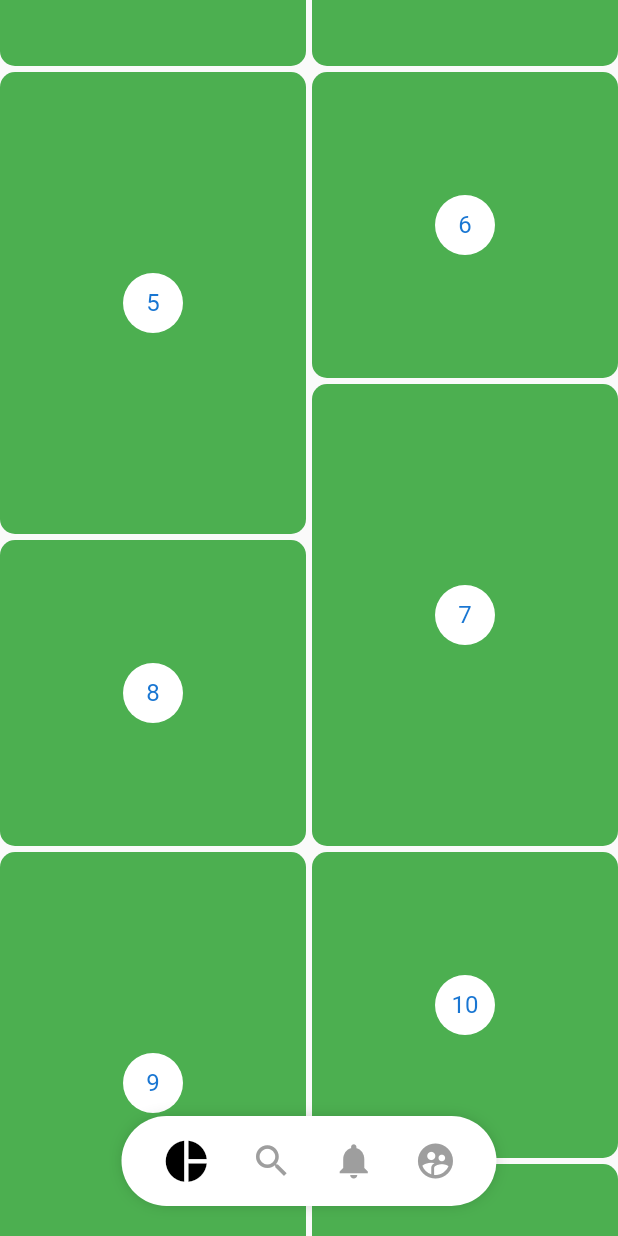
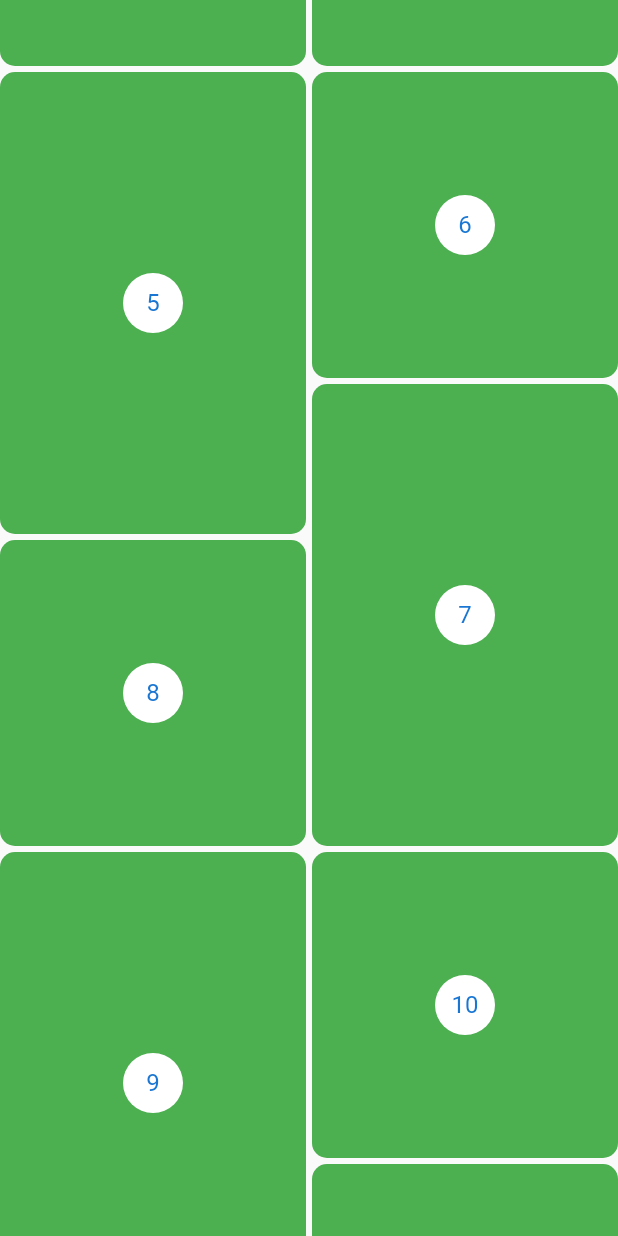
Before and after one commit to PACOdergod/app_dise-os_avanzados, a Flutter app: the screen it shows after launch, scrolled down 576 dp, on a phone screen of 412 x 824 dp. Run offline on Flutter 3.47's test engine with Material 2 defaults, Android fonts, the phone set to English and light mode, and no system bars; our stand-ins replace flutter_svg.

Commit message:
El menu ya desaparece cuando hace scroll

```diff
--- a/lib/src/pages/pinterest_page.dart
+++ b/lib/src/pages/pinterest_page.dart
@@ -2,29 +2,78 @@ import 'package:circular_progress/src/widgets/pinterest_menu.dart';
 import 'package:flutter/cupertino.dart';
 import 'package:flutter/material.dart';
 import 'package:flutter_staggered_grid_view/flutter_staggered_grid_view.dart';
+import 'package:provider/provider.dart';
 
 class PinterstPage extends StatelessWidget {
   @override
   Widget build(BuildContext context) {
     return Scaffold(
-      body: Stack(children: [
-        PinterestGrid(),
-        Positioned(
+      body: ChangeNotifierProvider(
+        create: (BuildContext context) => new _MenuModel(),
+        child: Stack(
+          children: [PinterestGrid(), _MenuLocation()],
+        ),
+    ));
+  }
+}
+
+class _MenuLocation extends StatefulWidget {
+  @override
+  __MenuLocationState createState() => __MenuLocationState();
+}
+
+class __MenuLocationState extends State<_MenuLocation> {
+  @override
+  Widget build(BuildContext context) {
+    return Positioned(
       bottom: 20,
       width: MediaQuery.of(context).size.width,
-          child: Center(child: PinterestMenu()),
-        )
-      ],)
+      child: Center(
+          child: AnimatedOpacity(
+              duration: Duration(milliseconds: 200),
+              opacity: Provider.of<_MenuModel>(context).mostrar ? 1 : 0,
+              child: PinterestMenu())),
     );
   }
 }
 
-class PinterestGrid extends StatelessWidget {
+class PinterestGrid extends StatefulWidget {
+  @override
+  _PinterestGridState createState() => _PinterestGridState();
+}
+
+class _PinterestGridState extends State<PinterestGrid> {
   final List<int> items = List.generate(100, (index) => index);
+  var controller = new ScrollController();
+  double scrollAnt = 0;
+
+  @override
+  void initState() {
+    super.initState();
+    controller.addListener(() {
+      if (controller.offset > scrollAnt) {
+        // ha hecho un scroll hacia abajo
+        // debe ocultar el menu
+        Provider.of<_MenuModel>(context, listen: false).mostrar = false;
+      } else {
+        // mostrar menu
+        Provider.of<_MenuModel>(context, listen: false).mostrar = true;
+      }
+
+      scrollAnt = controller.offset;
+    });
+  }
+
+  @override
+  void dispose() {
+    controller.dispose();
+    super.dispose();
+  }
 
   @override
   Widget build(BuildContext context) {
     return new StaggeredGridView.countBuilder(
+      controller: controller,
       crossAxisCount: 4,
       itemCount: items.length,
       itemBuilder: (BuildContext context, int index) => _PinterestItem(index),
@@ -42,7 +91,7 @@ class _PinterestItem extends StatelessWidget {
 
   @override
   Widget build(BuildContext context) {
-    return new Container(
+    return Container(
         decoration: BoxDecoration(
             color: Colors.green,
             borderRadius: BorderRadius.all(Radius.circular(10))
@@ -55,3 +104,14 @@ class _PinterestItem extends StatelessWidget {
         ));
   }
 }
+
+
+class _MenuModel with ChangeNotifier {
+  bool _mostrar = true;
+
+  bool get mostrar => _mostrar;
+  set mostrar(bool condition) {
+    _mostrar = condition;
+    notifyListeners();
+  }
+}
```
Lines whose indentation alone changed are shown as unchanged.
